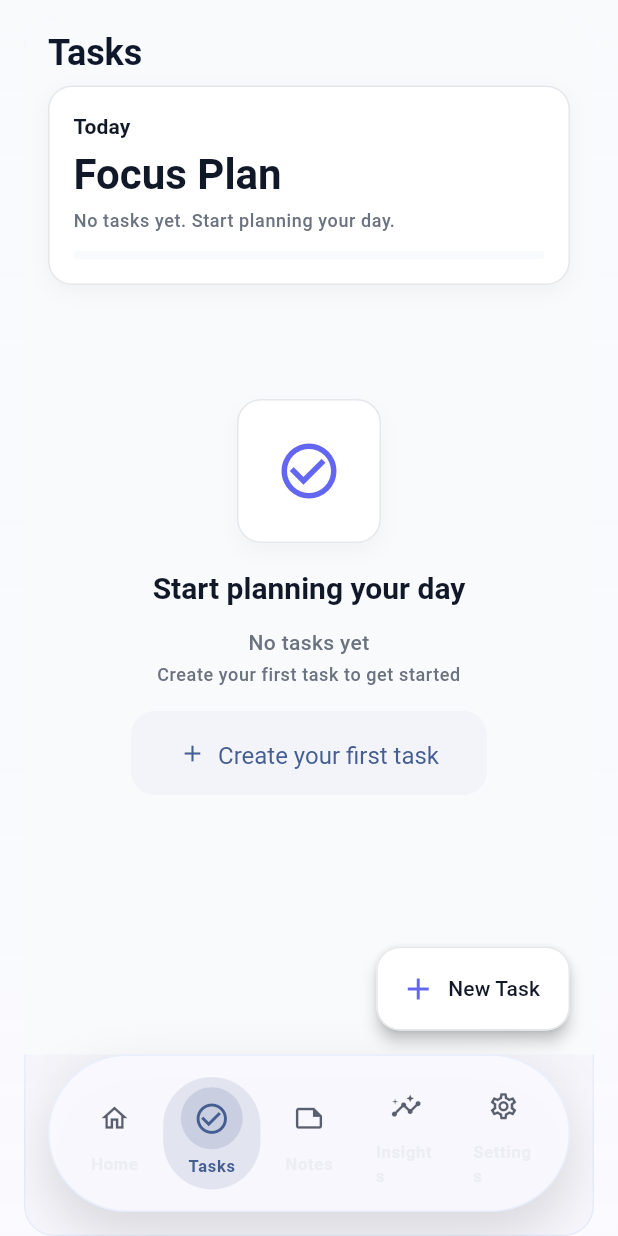
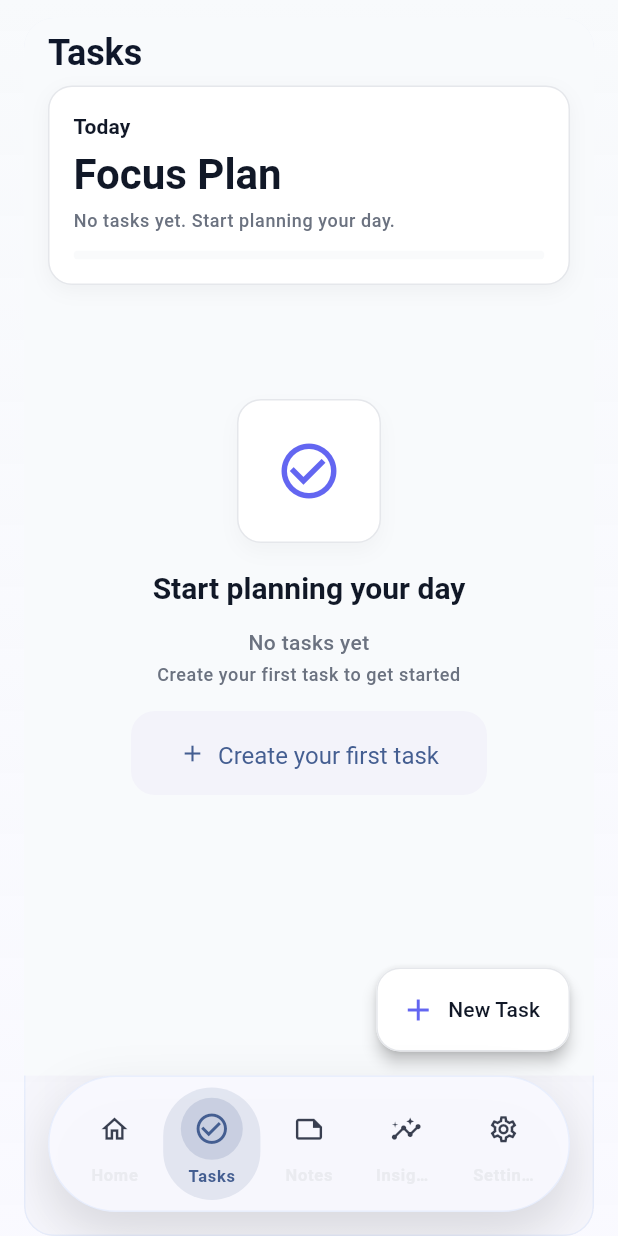
Before and after one commit to Chris0171/nuvora, a Flutter app: the screen it shows after launch, after a tap on "Skip", on a phone screen of 412 x 824 dp. Run offline on Flutter 3.47's test engine with Material 3 defaults, Android fonts, the phone set to English and light mode, and no system bars; our stand-ins replace flutter_riverpod, sqflite_common_ffi; accounts and stored records are empty.

Commit message:
updated fase 8

```diff
--- a/lib/core/navigation/main_shell.dart
+++ b/lib/core/navigation/main_shell.dart
@@ -109,11 +109,15 @@ class _AnimatedViewport extends StatelessWidget {
 
   @override
   Widget build(BuildContext context) {
+    if (AppMotion.prefersReducedMotion(context)) {
+      return child;
+    }
+
     return TweenAnimationBuilder<double>(
       key: ValueKey<int>(selectedIndex),
       tween: Tween<double>(begin: 0, end: 1),
-      duration: AppMotion.duration,
-      curve: AppMotion.curve,
+      duration: AppMotion.resolvedDuration(context, AppMotion.duration),
+      curve: AppMotion.resolvedCurve(context, AppMotion.curve),
       builder: (context, value, child) {
         return Opacity(
           opacity: value,
--- a/lib/core/widgets/animated_nav_item.dart
+++ b/lib/core/widgets/animated_nav_item.dart
@@ -22,16 +22,26 @@ class AnimatedNavItem extends StatelessWidget {
   Widget build(BuildContext context) {
     final theme = Theme.of(context);
     final scheme = theme.colorScheme;
+    final motionDuration = AppMotion.resolvedDuration(context, AppMotion.duration);
+    final motionCurve = AppMotion.resolvedCurve(context, AppMotion.curve);
 
     return Semantics(
+      container: true,
       button: true,
+      enabled: true,
       selected: selected,
-      label: label,
-      child: GestureDetector(
+      label: '$label tab',
+      child: Material(
+        color: Colors.transparent,
+        child: InkWell(
           onTap: onTap,
+          borderRadius: BorderRadius.circular(AppRadius.full),
+          canRequestFocus: true,
+          child: ConstrainedBox(
+            constraints: const BoxConstraints(minHeight: 48),
             child: AnimatedContainer(
-          duration: AppMotion.duration,
-          curve: AppMotion.curve,
+              duration: motionDuration,
+              curve: motionCurve,
               padding: const EdgeInsets.symmetric(
                 horizontal: AppSpacing.sm,
                 vertical: AppSpacing.xs,
@@ -42,14 +52,15 @@ class AnimatedNavItem extends StatelessWidget {
               ),
               child: Column(
                 mainAxisSize: MainAxisSize.min,
+                mainAxisAlignment: MainAxisAlignment.center,
                 children: [
                   AnimatedScale(
-                duration: AppMotion.duration,
+                    duration: motionDuration,
                     scale: selected ? 1.06 : 1.0,
-                curve: AppMotion.curve,
+                    curve: motionCurve,
                     child: AnimatedContainer(
-                  duration: AppMotion.duration,
-                  curve: AppMotion.curve,
+                      duration: motionDuration,
+                      curve: motionCurve,
                       padding: const EdgeInsets.all(AppSpacing.xs),
                       decoration: BoxDecoration(
                         color: selected ? scheme.primary.withValues(alpha: 0.16) : Colors.transparent,
@@ -58,21 +69,27 @@ class AnimatedNavItem extends StatelessWidget {
                       child: Icon(
                         icon,
                         size: selected ? 23 : 21,
-                    color: selected ? scheme.primary : theme.iconTheme.color?.withValues(alpha: 0.68),
+                        color: selected ? scheme.primary : theme.iconTheme.color?.withValues(alpha: 0.82),
                       ),
                     ),
                   ),
                   const SizedBox(height: 4),
                   AnimatedDefaultTextStyle(
-                duration: AppMotion.duration,
-                curve: AppMotion.curve,
+                    duration: motionDuration,
+                    curve: motionCurve,
                     style: theme.textTheme.labelSmall!.copyWith(
-                  color: selected ? scheme.primary : AppColors.darkOnSurface.withValues(alpha: 0.58),
+                      color: selected ? scheme.primary : AppColors.darkOnSurface.withValues(alpha: 0.74),
                       fontWeight: selected ? FontWeight.w700 : FontWeight.w600,
                     ),
-                child: Text(label),
+                    child: Text(
+                      label,
+                      maxLines: 1,
+                      overflow: TextOverflow.ellipsis,
+                    ),
                   ),
                 ],
+              ),
+            ),
           ),
         ),
       ),
--- a/lib/core/widgets/app_motion.dart
+++ b/lib/core/widgets/app_motion.dart
@@ -7,6 +7,20 @@ class AppMotion {
 	static const Duration routeDuration = Duration(milliseconds: 260);
 	static const Duration reverseRouteDuration = Duration(milliseconds: 220);
 	static const Offset subtleOffset = Offset(0, 0.02);
+
+	static bool prefersReducedMotion(BuildContext context) {
+		final mediaQuery = MediaQuery.maybeOf(context);
+		return mediaQuery?.disableAnimations ??
+			WidgetsBinding.instance.platformDispatcher.accessibilityFeatures.disableAnimations;
+	}
+
+	static Duration resolvedDuration(BuildContext context, Duration duration) {
+		return prefersReducedMotion(context) ? Duration.zero : duration;
+	}
+
+	static Curve resolvedCurve(BuildContext context, Curve animationCurve) {
+		return prefersReducedMotion(context) ? Curves.linear : animationCurve;
+	}
 }
 
 class FadeSlideIn extends StatelessWidget {
@@ -25,10 +39,14 @@ class FadeSlideIn extends StatelessWidget {
 
 	@override
 	Widget build(BuildContext context) {
+		if (AppMotion.prefersReducedMotion(context)) {
+			return child;
+		}
+
 		return TweenAnimationBuilder<double>(
 			tween: Tween<double>(begin: 0, end: 1),
-			duration: duration,
-			curve: curve,
+			duration: AppMotion.resolvedDuration(context, duration),
+			curve: AppMotion.resolvedCurve(context, curve),
 			builder: (context, value, child) {
 				return Opacity(
 					opacity: value,
--- a/lib/features/insights/presentation/screens/insights_screen.dart
+++ b/lib/features/insights/presentation/screens/insights_screen.dart
@@ -137,7 +137,7 @@ class InsightsScreen extends ConsumerWidget {
                       ),
                       const SizedBox(height: AppSpacing.lg),
                       ElevatedButton.icon(
-                        onPressed: () {},
+                        onPressed: null,
                         icon: const Icon(Icons.auto_graph),
                         label: const Text('Generate first insights'),
                       ),
--- a/lib/features/notes/presentation/screens/notes_screen.dart
+++ b/lib/features/notes/presentation/screens/notes_screen.dart
@@ -5,6 +5,7 @@ import 'package:nuvora/core/navigation/app_page_route.dart';
 import 'package:nuvora/core/productivity/productivity_analyzer.dart';
 import 'package:nuvora/core/theme/app_design_system.dart';
 import 'package:nuvora/core/widgets/app_feedback.dart';
+import 'package:nuvora/core/widgets/app_icon_action_button.dart';
 import 'package:nuvora/core/widgets/app_motion.dart';
 import 'package:nuvora/core/widgets/app_responsive.dart';
 import 'package:nuvora/features/notes/application/controllers/note_provider.dart';
@@ -20,6 +21,8 @@ class NotesScreen extends ConsumerWidget {
 		final horizontalPadding = AppResponsive.pagePadding(context);
 		final maxWidth = AppResponsive.maxContentWidth(context);
 		final titleScale = AppResponsive.titleScale(context);
+		final motionDuration = AppMotion.resolvedDuration(context, AppMotion.duration);
+		final motionCurve = AppMotion.resolvedCurve(context, AppMotion.curve);
 
 		final notesAsync = ref.watch(notesProvider);
 		final searchQuery = ref.watch(noteSearchQueryProvider);
@@ -170,9 +173,9 @@ class NotesScreen extends ConsumerWidget {
 					),
 					SliverToBoxAdapter(
 						child: AnimatedSwitcher(
-							duration: AppMotion.duration,
-							switchInCurve: AppMotion.curve,
-							switchOutCurve: AppMotion.curve,
+							duration: motionDuration,
+							switchInCurve: motionCurve,
+							switchOutCurve: motionCurve,
 							transitionBuilder: (child, animation) {
 								return FadeTransition(
 									opacity: animation,
@@ -308,6 +311,7 @@ class _NotesBody extends ConsumerWidget {
 
 		final pinnedNotes = notes.where((note) => note.isPinned).toList();
 		final recentNotes = [...notes]..sort((a, b) => b.updatedAt.compareTo(a.updatedAt));
+		final recentUnpinnedNotes = recentNotes.where((note) => !note.isPinned).toList();
 		final suggestedReviewCount = recentNotes.take(3).length;
 		final recentCount = ProductivityAnalyzer.getRecentNotesCount(notes);
 
@@ -379,10 +383,15 @@ class _NotesBody extends ConsumerWidget {
 					_SectionHeader(
 						title: 'Recent notes',
 						icon: Icons.history,
-						count: recentNotes.where((note) => !note.isPinned).length,
+						count: recentUnpinnedNotes.length,
 					),
 					const SizedBox(height: AppSpacing.md),
-					...recentNotes.where((note) => !note.isPinned).map((note) {
+					ListView.builder(
+						shrinkWrap: true,
+						physics: const NeverScrollableScrollPhysics(),
+						itemCount: recentUnpinnedNotes.length,
+						itemBuilder: (context, index) {
+							final note = recentUnpinnedNotes[index];
 							return Padding(
 								padding: const EdgeInsets.only(bottom: AppSpacing.md),
 								child: NoteItem(
@@ -391,17 +400,15 @@ class _NotesBody extends ConsumerWidget {
 									onDelete: () => _deleteNote(context, ref, note.id),
 								),
 							);
-					}),
+						},
+					),
 					const SizedBox(height: AppSpacing.lg),
 					const _SectionHeader(
 						title: 'Suggested review',
 						icon: Icons.lightbulb_outline,
 					),
 					const SizedBox(height: AppSpacing.md),
-					AnimatedOpacity(
-						duration: AppMotion.duration,
-						opacity: 1,
-						child: Container(
+					Container(
 						width: double.infinity,
 						padding: const EdgeInsets.all(AppSpacing.md),
 						decoration: BoxDecoration(
@@ -413,7 +420,6 @@ class _NotesBody extends ConsumerWidget {
 							'Review $suggestedReviewCount recent notes to keep ideas fresh.',
 							style: AppTypography.bodySmall.copyWith(
 								color: AppColors.textSecondary,
-								),
 							),
 						),
 					),
@@ -527,9 +533,10 @@ class _PinnedNoteCard extends StatelessWidget {
 						children: [
 							const Icon(Icons.push_pin, size: 16, color: AppColors.warning),
 							const Spacer(),
-							IconButton(
+							AppIconActionButton(
+								icon: Icons.close,
+								label: 'Delete pinned note ${note.title}',
 								onPressed: onDelete,
-								icon: const Icon(Icons.close, size: 18),
 							),
 						],
 					),
--- a/lib/features/settings/presentation/screens/settings_screen.dart
+++ b/lib/features/settings/presentation/screens/settings_screen.dart
@@ -57,8 +57,7 @@ class SettingsScreen extends ConsumerWidget {
 							style: AppTypography.bodyMedium.copyWith(color: AppColors.textSecondary),
 						),
 						const SizedBox(height: AppSpacing.md),
-						AnimatedContainer(
-							duration: AppMotion.duration,
+						Container(
 							padding: const EdgeInsets.symmetric(
 								horizontal: AppSpacing.md,
 								vertical: AppSpacing.sm,
@@ -405,32 +404,30 @@ class _NuvoraProCard extends StatelessWidget {
 					),
 				],
 			),
-			child: const Column(
+			child: Column(
 				crossAxisAlignment: CrossAxisAlignment.start,
 				children: [
 					Text(
 						'Nuvora Pro',
-						style: TextStyle(
-							color: Colors.white,
-							fontSize: 20,
-							fontWeight: FontWeight.w700,
+						style: AppTypography.headlineLarge.copyWith(color: Colors.white),
+					),
+					const SizedBox(height: AppSpacing.sm),
+					Text(
+						'Premium planning tools designed for deeper clarity and momentum.',
+						style: AppTypography.bodySmall.copyWith(
+							color: Colors.white.withValues(alpha: 0.7),
 						),
 					),
-					SizedBox(height: AppSpacing.sm),
-					Text(
-						'Premium planning tools designed for deeper clarity and momentum.',
-						style: TextStyle(color: Colors.white70),
-					),
-					SizedBox(height: AppSpacing.md),
-					Text('Advanced Insights', style: TextStyle(color: Colors.white70)),
-					SizedBox(height: AppSpacing.xs),
-					Text('Unlimited Statistics', style: TextStyle(color: Colors.white70)),
-					SizedBox(height: AppSpacing.xs),
-					Text('Smart Planning', style: TextStyle(color: Colors.white70)),
-					SizedBox(height: AppSpacing.xs),
-					Text('Cloud Sync', style: TextStyle(color: Colors.white70)),
-					SizedBox(height: AppSpacing.xs),
-					Text('AI Assistant', style: TextStyle(color: Colors.white70)),
+					const SizedBox(height: AppSpacing.md),
+					Text('Advanced Insights', style: AppTypography.bodySmall.copyWith(color: Colors.white.withValues(alpha: 0.7))),
+					const SizedBox(height: AppSpacing.xs),
+					Text('Unlimited Statistics', style: AppTypography.bodySmall.copyWith(color: Colors.white.withValues(alpha: 0.7))),
+					const SizedBox(height: AppSpacing.xs),
+					Text('Smart Planning', style: AppTypography.bodySmall.copyWith(color: Colors.white.withValues(alpha: 0.7))),
+					const SizedBox(height: AppSpacing.xs),
+					Text('Cloud Sync', style: AppTypography.bodySmall.copyWith(color: Colors.white.withValues(alpha: 0.7))),
+					const SizedBox(height: AppSpacing.xs),
+					Text('AI Assistant', style: AppTypography.bodySmall.copyWith(color: Colors.white.withValues(alpha: 0.7))),
 				],
 			),
 		);
@@ -502,22 +499,26 @@ class _ToggleRow extends StatelessWidget {
 
 	@override
 	Widget build(BuildContext context) {
-		return Padding(
+		return MergeSemantics(
+			child: Padding(
 				padding: const EdgeInsets.symmetric(vertical: AppSpacing.sm),
+				child: Semantics(
+					enabled: false,
+					label: item.label,
 					child: Row(
 						children: [
 							Expanded(
 								child: Text(item.label, style: AppTypography.bodyMedium),
 							),
-					IgnorePointer(
-						child: Switch(
+							Switch(
 								value: item.value,
-							onChanged: (_) {},
+								onChanged: null,
 								activeThumbColor: AppColors.primary,
 								activeTrackColor: AppColors.primaryLight,
 							),
+						],
 					),
-				],
+				),
 			),
 		);
 	}
--- a/lib/features/tasks/presentation/screens/task_list_screen.dart
+++ b/lib/features/tasks/presentation/screens/task_list_screen.dart
@@ -19,6 +19,8 @@ class TaskListScreen extends ConsumerWidget {
 	@override
 	Widget build(BuildContext context, WidgetRef ref) {
 		final horizontalPadding = AppResponsive.pagePadding(context);
+		final motionDuration = AppMotion.resolvedDuration(context, AppMotion.duration);
+		final motionCurve = AppMotion.resolvedCurve(context, AppMotion.curve);
 		final tasksAsync = ref.watch(tasksProvider);
 		final stateChild = tasksAsync.when(
 			data: (tasks) {
@@ -175,9 +177,9 @@ class TaskListScreen extends ConsumerWidget {
 		);
 
 		return AnimatedSwitcher(
-			duration: AppMotion.duration,
-			switchInCurve: AppMotion.curve,
-			switchOutCurve: AppMotion.curve,
+			duration: motionDuration,
+			switchInCurve: motionCurve,
+			switchOutCurve: motionCurve,
 			transitionBuilder: (child, animation) {
 				return FadeTransition(
 					opacity: animation,
@@ -282,7 +284,12 @@ class _TaskPrioritySection extends StatelessWidget {
 						),
 					)
 				else
-					...tasks.map(childBuilder),
+					ListView.builder(
+						shrinkWrap: true,
+						physics: const NeverScrollableScrollPhysics(),
+						itemCount: tasks.length,
+						itemBuilder: (context, index) => childBuilder(tasks[index]),
+					),
 				const SizedBox(height: AppSpacing.sm),
 			],
 		);
```
Also changed, not shown: lib/core/widgets/app_icon_action_button.dart (added, +35 -0 lines), lib/features/notes/presentation/widgets/note_item.dart (+12 -15 lines), lib/features/tasks/presentation/widgets/task_item.dart (+35 -31 lines). Lines whose indentation alone changed are shown as unchanged.
